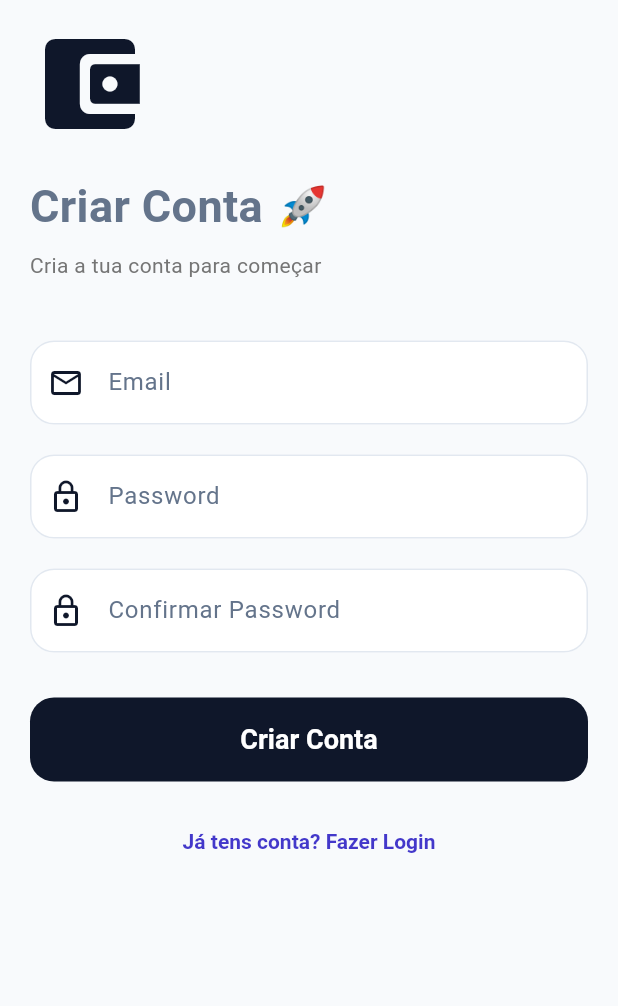
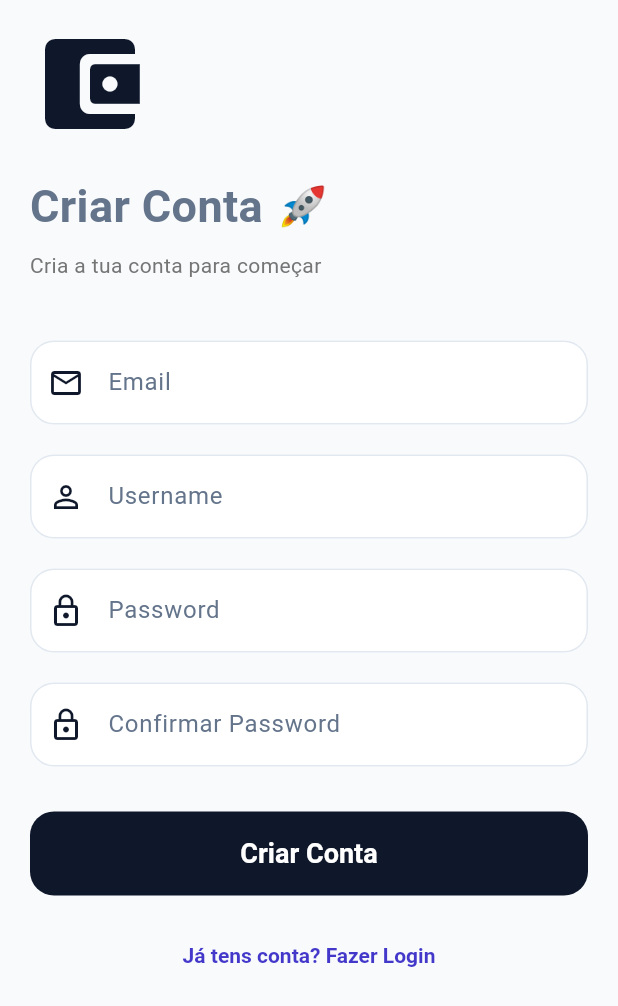
Before and after one commit to DMarques24/FinSync, a Flutter app: the CreateAcountPage screen opened by its route, on a phone screen of 412 x 824 dp. Shown: the top 1006 px of the screen. Run offline on Flutter 3.47's test engine with Material 3 defaults, Android fonts, the phone set to English and light mode, and no system bars; our stand-ins replace flutter_bloc, get_it, go_router, image_picker, supabase_flutter; missing offline and left inert: liquid_glass_bar; accounts and stored records are empty.

Commit message:
feat: enhance user registration and management; add user model, update sign up process, and modify data handling for desires and expenses

```diff
--- a/finsync/lib/data/datasources/auth_user_remote_datasource.dart
+++ b/finsync/lib/data/datasources/auth_user_remote_datasource.dart
@@ -1,6 +1,7 @@
 import 'package:finsync/data/models/auth_user_model.dart';
+import 'package:finsync/data/models/user_model.dart';
 
 abstract class AuthUserRemoteDatasource {
-  Future<void> signUp(AuthUser user);
+  Future<void> signUp(AuthUser user, UserModel usermodel);
   Future<void> signIn(AuthUser user);
 }
--- a/finsync/lib/data/models/desire_model.dart
+++ b/finsync/lib/data/models/desire_model.dart
@@ -28,12 +28,13 @@ class DesireModel {
     );
   }
 
-  Map<String, dynamic> toJson() {
+  Map<String, dynamic> toJson(String userId) {
     return {
       'name': name,
       'price': price,
       'image': image,
       'date': date.toIso8601String(),
+      'user_id': userId,
     };
   }
 
--- a/finsync/lib/data/models/expense_model.dart
+++ b/finsync/lib/data/models/expense_model.dart
@@ -28,12 +28,13 @@ class ExpenseModel {
     );
   }
 
-  Map<String, dynamic> toJson() {
+  Map<String, dynamic> toJson(String userId) {
     return {
       'name': name,
       'price': price,
       'category': category,
       'date': date.toIso8601String(),
+      'user_id': userId,
     };
   }
 
--- /dev/null
+++ b/finsync/lib/data/models/user_model.dart
@@ -0,0 +1,10 @@
+class UserModel {
+  final String userName;
+  final double balance;
+
+  UserModel({required this.userName, required this.balance});
+
+  Map<String, dynamic> toJson(String userId) {
+    return {'username': userName, 'user_id': userId, 'balance': 0};
+  }
+}
--- /dev/null
+++ b/finsync/lib/domain/entities/user.dart
@@ -0,0 +1,6 @@
+class User {
+  final String userName;
+  final double balance;
+
+  User({required this.userName, required this.balance});
+}
--- a/finsync/lib/domain/repositories/auth_user_repository.dart
+++ b/finsync/lib/domain/repositories/auth_user_repository.dart
@@ -1,6 +1,7 @@
 import 'package:finsync/domain/entities/auth_user.dart';
+import 'package:finsync/domain/entities/user.dart';
 
 abstract class AuthUserRepository {
-  Future<void> signUp(AuthUserEntity user);
+  Future<void> signUp(AuthUserEntity userAuth, User user);
   Future<void> signIn(AuthUserEntity user);
 }
--- a/finsync/lib/domain/usecases/sign_up_user.dart
+++ b/finsync/lib/domain/usecases/sign_up_user.dart
@@ -1,4 +1,5 @@
 import 'package:finsync/domain/entities/auth_user.dart';
+import 'package:finsync/domain/entities/user.dart';
 import 'package:finsync/domain/repositories/auth_user_repository.dart';
 
 class SignUpUser {
@@ -6,7 +7,7 @@ class SignUpUser {
 
   SignUpUser(this.authRepository);
 
-  Future<void> call(AuthUserEntity user) async {
-    return await authRepository.signUp(user);
+  Future<void> call(AuthUserEntity userAuth, User user) async {
+    return await authRepository.signUp(userAuth, user);
   }
 }
--- a/finsync/lib/presentation/pages/createAcount/create_acount_bloc.dart
+++ b/finsync/lib/presentation/pages/createAcount/create_acount_bloc.dart
@@ -1,4 +1,5 @@
 import 'package:finsync/domain/entities/auth_user.dart';
+import 'package:finsync/domain/entities/user.dart';
 import 'package:finsync/domain/usecases/sign_up_user.dart';
 import 'package:finsync/presentation/pages/createAcount/create_acount_event.dart';
 import 'package:finsync/presentation/pages/createAcount/create_acount_state.dart';
@@ -19,6 +20,7 @@ class CreateAcountBloc extends Bloc<CreateAcountEvent, CreateAcountState> {
     try {
       await signUpUser(
         AuthUserEntity(email: event.email, password: event.password),
+        User(userName: event.userName, balance: 0),
       );
       emit(CreateAcountLoadedState());
     } catch (e) {
--- a/finsync/lib/presentation/pages/createAcount/create_acount_event.dart
+++ b/finsync/lib/presentation/pages/createAcount/create_acount_event.dart
@@ -3,6 +3,11 @@ abstract class CreateAcountEvent {}
 class CreateAcountSubmitEvent extends CreateAcountEvent {
   final String email;
   final String password;
+  final String userName;
 
-  CreateAcountSubmitEvent({required this.email, required this.password});
+  CreateAcountSubmitEvent({
+    required this.email,
+    required this.password,
+    required this.userName,
+  });
 }
--- a/finsync/lib/presentation/pages/createAcount/create_acount_page.dart
+++ b/finsync/lib/presentation/pages/createAcount/create_acount_page.dart
@@ -16,6 +16,7 @@ class CreateAcountPage extends StatefulWidget {
 class _CreateAcountState extends State<CreateAcountPage> {
   final _emailController = TextEditingController();
   final _passWordController = TextEditingController();
+  final _usernamController = TextEditingController();
   final _passWordConfirmController = TextEditingController();
 
   @override
@@ -23,6 +24,7 @@ class _CreateAcountState extends State<CreateAcountPage> {
     _emailController.dispose();
     _passWordController.dispose();
     _passWordConfirmController.dispose();
+    _usernamController.dispose();
     super.dispose();
   }
 
@@ -97,6 +99,20 @@ class _CreateAcountState extends State<CreateAcountPage> {
                   const SizedBox(height: 20),
 
                   TextFormField(
+                    controller: _usernamController,
+                    keyboardType: TextInputType.name,
+                    decoration: InputDecoration(
+                      labelText: "Username",
+                      prefixIcon: const Icon(Icons.person_outline),
+                      border: OutlineInputBorder(
+                        borderRadius: BorderRadius.circular(16),
+                      ),
+                    ),
+                  ),
+
+                  const SizedBox(height: 20),
+
+                  TextFormField(
                     controller: _passWordController,
                     obscureText: true,
                     decoration: InputDecoration(
@@ -132,6 +148,7 @@ class _CreateAcountState extends State<CreateAcountPage> {
                           ? null
                           : () {
                               final email = _emailController.text.trim();
+                              final userName = _usernamController.text.trim();
                               final password = _passWordController.text.trim();
                               final confirm = _passWordConfirmController.text
                                   .trim();
@@ -162,6 +179,7 @@ class _CreateAcountState extends State<CreateAcountPage> {
                                 CreateAcountSubmitEvent(
                                   email: email,
                                   password: password,
+                                  userName: userName,
                                 ),
                               );
                             },
```
Also changed, not shown: finsync/lib/data/datasources/auth_user_remote_datasource_impl.dart (+36 -6 lines), finsync/lib/data/datasources/desire_remote_datasource_impl.dart (+8 -2 lines), finsync/lib/data/datasources/expense_remote_datasource_impl.dart (+8 -2 lines), finsync/lib/data/repositories/auth_user_repository_impl.dart (+11 -3 lines).
